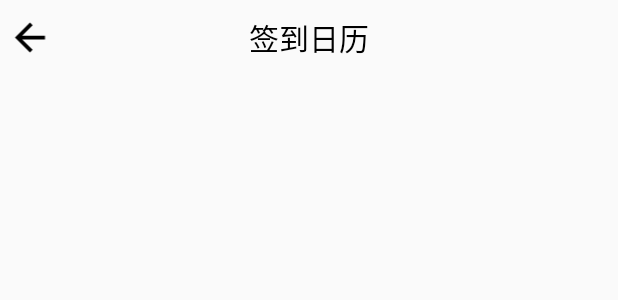
After one commit to violet-two/login-android, an Android app: the layout activity_sign_in.xml on its own in the app's theme, with its tools: preview values and no code run, on a phone screen of 412 x 824 dp. The commit adds this screen. Shown: the top 300 px of the screen. Run offline under Robolectric (Android 15) with nearby library versions, the phone set to English and light mode, and no system bars.

Commit message:
修复了一些bug

```diff
--- a/login-ws-team/src/main/java/ws/com/login_ws_team/loginService/Login.java
+++ b/login-ws-team/src/main/java/ws/com/login_ws_team/loginService/Login.java
@@ -45,10 +45,10 @@ public class Login {
                 if (result.getFlag().equals("success")) {
                     Intent intent = new Intent(context, InformationDepartmentActivity.class);
                     intent.setFlags(Intent.FLAG_ACTIVITY_NEW_TASK);
-                    intent.putExtra("state", "登录成功");
+                    intent.putExtra("data", result);
                     context.startActivity(intent);
                 } else {
-                    ToastUtil.show(context, result.getData());
+                    ToastUtil.show(context, result.getData().toString());
                 }
             }
         };
--- a/login-ws-team/src/main/java/ws/com/login_ws_team/loginService/ModifyPassword.java
+++ b/login-ws-team/src/main/java/ws/com/login_ws_team/loginService/ModifyPassword.java
@@ -38,7 +38,7 @@ public class ModifyPassword {
                     intent.putExtra("state", "修改成功,请重新登录");
                     context.startActivity(intent);
                 } else {
-                    ToastUtil.show(context, result.getData());
+                    ToastUtil.show(context, result.getData().toString());
                 }
             }
         };
--- a/login-ws-team/src/main/java/ws/com/login_ws_team/loginService/Register.java
+++ b/login-ws-team/src/main/java/ws/com/login_ws_team/loginService/Register.java
@@ -44,7 +44,7 @@ public class Register {
                     ToastUtil.show(context,"注册成功");
                     context.startActivity(intent);
                 } else {
-                    ToastUtil.show(context, result.getData());
+                    ToastUtil.show(context, result.getData().toString());
                 }
             }
         };
--- /dev/null
+++ b/login-ws-team/src/main/res/drawable/ic_back_24.xml
@@ -0,0 +1,5 @@
+<vector android:height="24dp" android:tint="#000000"
+    android:viewportHeight="24" android:viewportWidth="24"
+    android:width="24dp" xmlns:android="http://schemas.android.com/apk/res/android">
+    <path android:fillColor="@android:color/white" android:pathData="M20,11H7.83l5.59,-5.59L12,4l-8,8 8,8 1.41,-1.41L7.83,13H20v-2z"/>
+</vector>
--- a/login-ws-team/src/main/res/drawable/search_by_informationdp.xml
+++ b/login-ws-team/src/main/res/drawable/search_by_informationdp.xml
@@ -1,6 +1,6 @@
 <?xml version="1.0" encoding="utf-8"?>
 <shape android:shape="rectangle"
     xmlns:android="http://schemas.android.com/apk/res/android">
-    <solid android:color="@color/gray"></solid>
+    <solid android:color="@color/white"></solid>
     <corners android:radius="30dp"></corners>
 </shape>
--- a/login-ws-team/src/main/res/drawable/shape_unline_information_dp.xml
+++ b/login-ws-team/src/main/res/drawable/shape_unline_information_dp.xml
@@ -6,8 +6,8 @@
         android:top="-2dp">
         <shape>
             <stroke
-                android:width="1dp"
-                android:color="#008577" />
+                android:width="0.5dp"
+                android:color="@color/black" />
         </shape>
     </item>
 </layer-list>
--- a/login-ws-team/src/main/res/layout/activity_information_department.xml
+++ b/login-ws-team/src/main/res/layout/activity_information_department.xml
@@ -28,7 +28,8 @@
             android:gravity="center"
             android:text="@string/departmentAndName"
             android:textColor="@color/black"
-            android:textSize="@dimen/s16sp" />
+            android:textSize="@dimen/s20sp"
+            android:textStyle="bold" />
     </RelativeLayout>
 
     <LinearLayout
@@ -65,6 +66,7 @@
         </RelativeLayout>
 
         <androidx.recyclerview.widget.RecyclerView
+            android:layout_marginTop="5dp"
             android:id="@+id/informationListRV"
             android:layout_width="match_parent"
             android:layout_height="match_parent"></androidx.recyclerview.widget.RecyclerView>
--- /dev/null
+++ b/login-ws-team/src/main/res/layout/activity_sign_in.xml
@@ -0,0 +1,37 @@
+<?xml version="1.0" encoding="utf-8"?>
+<LinearLayout xmlns:android="http://schemas.android.com/apk/res/android"
+    xmlns:app="http://schemas.android.com/apk/res-auto"
+    xmlns:tools="http://schemas.android.com/tools"
+    android:layout_width="match_parent"
+    android:layout_height="match_parent"
+    android:orientation="vertical"
+    tools:context=".SignInActivity">
+
+    <RelativeLayout
+        android:id="@+id/topBox"
+        android:layout_width="match_parent"
+        android:layout_height="wrap_content">
+
+        <ImageView
+            android:layout_width="50dp"
+            android:layout_height="50dp"
+            android:onClick="reBack"
+            android:paddingLeft="0dp"
+            android:paddingTop="10dp"
+            android:paddingRight="10dp"
+            android:paddingBottom="10dp"
+            android:src="@drawable/ic_back_24"/>
+        <TextView
+            android:layout_width="match_parent"
+            android:layout_height="50dp"
+            android:gravity="center"
+            android:text="@string/signInTitle"
+            android:textColor="@color/black"
+            android:textSize="@dimen/s20sp" />
+    </RelativeLayout>
+    <LinearLayout
+        android:layout_width="match_parent"
+        android:layout_height="match_parent">
+
+    </LinearLayout>
+</LinearLayout>
--- a/login-ws-team/src/main/res/values/strings.xml
+++ b/login-ws-team/src/main/res/values/strings.xml
@@ -12,7 +12,7 @@
     <string name="title">用户注册</string>
     <string name="phoneNum">请输入手机号码</string>
     <string name="password">请设置登录密码（8到16位）</string>
-<!--    <string name="confirmPassword">请再次输入密码（8到16位）</string>-->
+    <!--    <string name="confirmPassword">请再次输入密码（8到16位）</string>-->
     <string name="name">请输入您的名称</string>
     <string name="register_button">免费注册</string>
     <string name="tips">注意：密码长度必须为8-16位并且包含大小写字母、数字</string>
@@ -28,5 +28,8 @@
     <string name="newPassword">请设置登录密码（8到16位）</string>
     <string name="confirmPassword">请再次输入密码（8到16位）</string>
 
+    <!--签到界面-->
+    <string name="signInTitle">签到日历</string>
+
 
 </resources>
```
Also changed, not shown: login-ws-team/src/main/AndroidManifest.xml (+7 -4 lines), login-ws-team/src/main/java/ws/com/login_ws_team/InformationDepartmentActivity.java (+57 -11 lines), login-ws-team/src/main/java/ws/com/login_ws_team/SignInActivity.java (added, +18 -0 lines), login-ws-team/src/main/java/ws/com/login_ws_team/util/LoginUtil.java (+68 -11 lines), login-ws-team/src/main/res/drawable-v24/register_input_bg.xml (+5 -3 lines), login-ws-team/src/main/res/layout/activity_modify_password.xml (+9 -2 lines), login-ws-team/src/main/res/layout/item_information_department.xml (+12 -7 lines).
